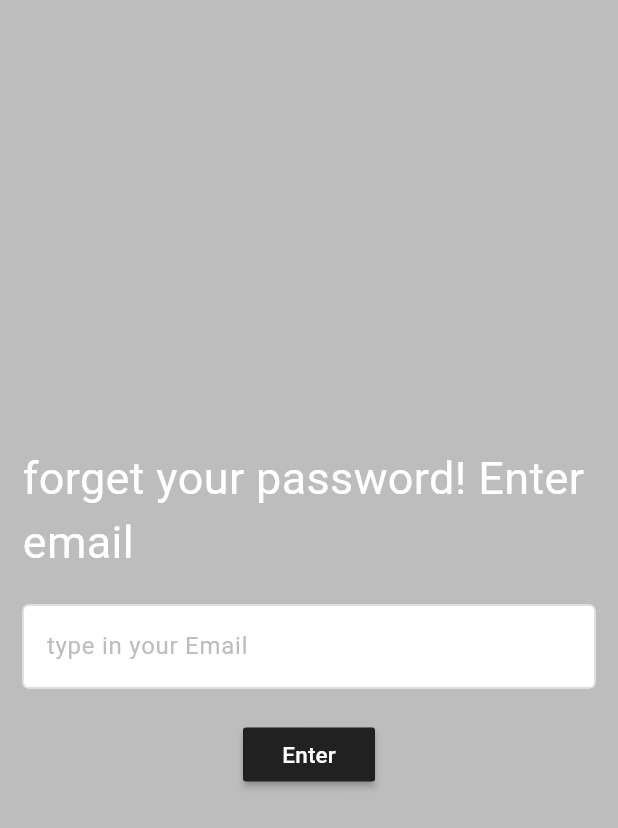
After one commit to WillyOB45/flutter-tute-with-firebase, a Flutter app: the screen it shows after launch, after a tap on "Forget password?", on a phone screen of 412 x 824 dp. The commit adds this screen. Shown: the top 828 px of the screen. Run offline on Flutter 3.47's test engine with Material 3 defaults, Android fonts, the light colour scheme and no system bars; our stand-ins replace firebase_auth, firebase_core; accounts and stored records are empty.

Commit message:
new update

```diff
--- a/lib/main.dart
+++ b/lib/main.dart
@@ -4,6 +4,7 @@ import 'package:flutter/services.dart';
 import 'package:flutter_tute/firebase_options.dart';
 import 'package:flutter_tute/pages/auth/authgate.dart';
 import 'package:flutter_tute/pages/auth/login_or_registerpage.dart';
+import 'package:flutter_tute/pages/forgetpassword.dart';
 import 'package:flutter_tute/pages/homepage.dart';
 import 'package:flutter_tute/pages/loginpage.dart';
 import 'package:flutter_tute/pages/registerpage.dart';
@@ -23,8 +24,12 @@ class MyApp extends StatelessWidget {
 
   @override
   Widget build(BuildContext context) {
-    return const MaterialApp(
+    return MaterialApp(
       debugShowCheckedModeBanner: false,
+      initialRoute: "/",
+      routes: {
+        "/forgetpassword": (context) => forgetPassword(),
+      },
       home: authpage(),
     );
   }
--- /dev/null
+++ b/lib/pages/forgetpassword.dart
@@ -0,0 +1,82 @@
+import 'package:firebase_auth/firebase_auth.dart';
+import 'package:flutter/material.dart';
+import 'package:flutter_tute/pages/util/my_textfield.dart';
+
+class forgetPassword extends StatefulWidget {
+  const forgetPassword({super.key});
+
+  @override
+  State<forgetPassword> createState() => _forgetPasswordState();
+}
+
+class _forgetPasswordState extends State<forgetPassword> {
+  final TextEditingController _emailcontroller = TextEditingController();
+
+  //reset password
+
+  Future resetPassowrd() async {
+    //loading circle
+    showDialog(
+      context: context,
+      builder: (context) {
+        return const Center(
+          child: CircularProgressIndicator(),
+        );
+      },
+    );
+    try {
+      await FirebaseAuth.instance
+          .sendPasswordResetEmail(email: _emailcontroller.text.trim());
+    } on FirebaseAuthException catch (e) {
+      // show message
+      showDialog(
+        context: context,
+        builder: (context) {
+          return AlertDialog(
+            title: Text("Email sent successfully"),
+          );
+          Navigator.pop(context);
+        },
+      );
+    }
+  }
+
+  @override
+  Widget build(BuildContext context) {
+    return Scaffold(
+      backgroundColor: Colors.grey.shade400,
+      body: Center(
+        child: Padding(
+          padding: const EdgeInsets.all(15.0),
+          child: Column(
+            mainAxisAlignment: MainAxisAlignment.center,
+            children: [
+              const Text(
+                "forget your password! Enter email",
+                style: TextStyle(color: Colors.white, fontSize: (30)),
+              ),
+              const SizedBox(
+                height: 20,
+              ),
+              my_textfield(
+                  controller: _emailcontroller,
+                  hintText: "type in your Email",
+                  obscureText: false),
+              const SizedBox(
+                height: 20,
+              ),
+              MaterialButton(
+                onPressed: resetPassowrd,
+                color: Colors.grey.shade900,
+                child: const Text(
+                  "Enter",
+                  style: TextStyle(color: Colors.white, fontSize: (15)),
+                ),
+              )
+            ],
+          ),
+        ),
+      ),
+    );
+  }
+}
```
Also changed, not shown: lib/pages/loginpage.dart (+25 -1 lines).
